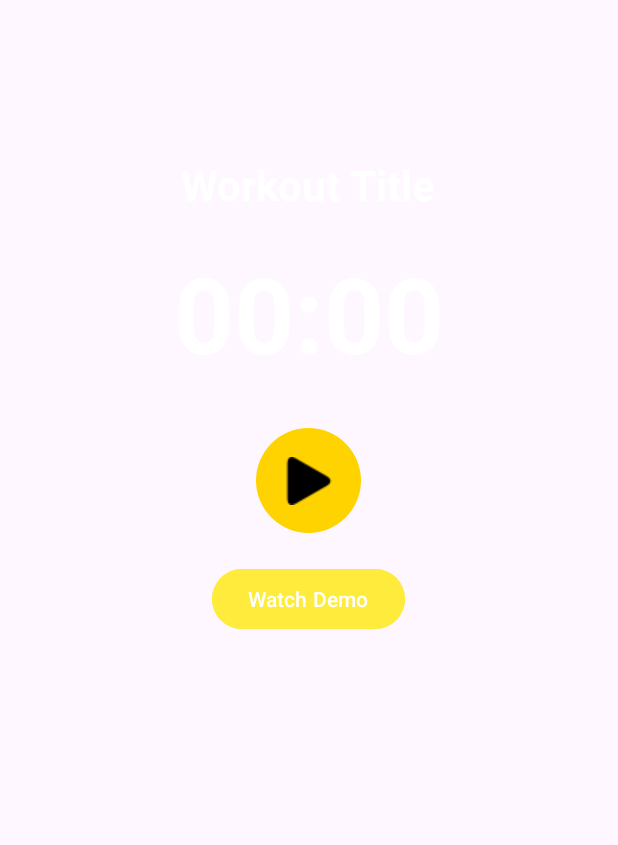
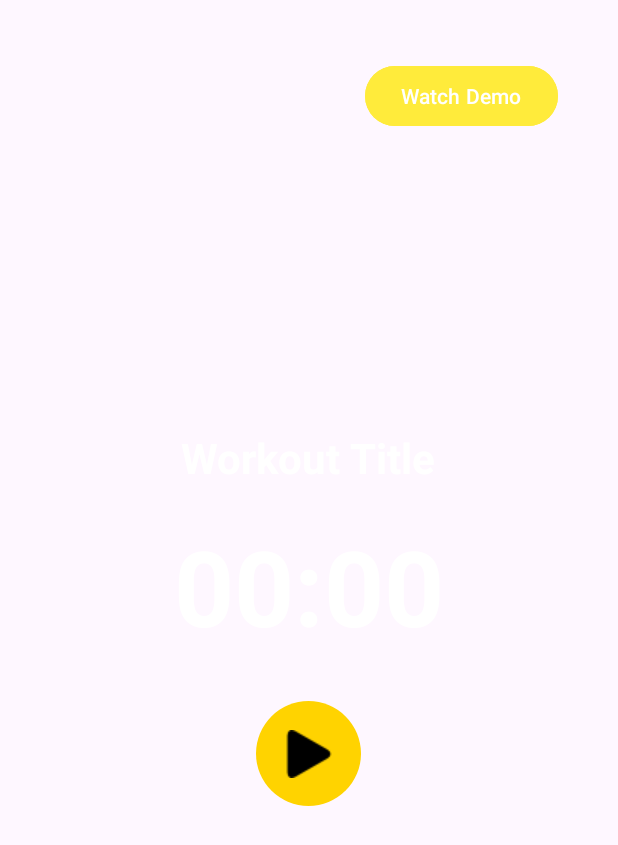
Before and after one commit to gimnakatugampala/MaxfitvipgymAndroidApp, an Android app: the layout activity_workout.xml on its own in the app's theme, with its tools: preview values and no code run, on a phone screen of 412 x 824 dp. Shown: the top 845 px of the screen. Run offline under Robolectric (Android 15) with nearby library versions, the phone set to English and light mode, and no system bars; plain views replace YouTubePlayerView.

Commit message:
workout screen button

```diff
--- a/app/src/main/res/layout/activity_workout.xml
+++ b/app/src/main/res/layout/activity_workout.xml
@@ -10,23 +10,26 @@
         android:layout_height="match_parent"
         android:scaleType="centerCrop" />
 
-    <!-- Scrollable Workout Content -->
     <ScrollView
         android:id="@+id/scrollContainer"
         android:layout_width="match_parent"
         android:layout_height="match_parent"
-        android:layout_centerInParent="true"
         android:fillViewport="true"
-        android:paddingTop="60dp"
-        android:paddingBottom="160dp">
+        android:background="@android:color/transparent">
+
+    <!-- Centered Workout Content -->
+    <RelativeLayout
+        android:layout_width="match_parent"
+        android:layout_height="match_parent"
+        android:padding="24dp">
 
         <LinearLayout
             android:id="@+id/centerBlock"
-            android:layout_width="match_parent"
+            android:layout_width="wrap_content"
             android:layout_height="wrap_content"
             android:orientation="vertical"
             android:gravity="center_horizontal"
-            android:padding="24dp">
+            android:layout_centerInParent="true">
 
             <!-- Workout Title -->
             <TextView
@@ -37,7 +40,6 @@
                 android:textColor="#FFFFFF"
                 android:textSize="28sp"
                 android:textStyle="bold"
-                android:layout_marginTop="20dp"
                 android:gravity="center" />
 
             <!-- Timer -->
@@ -62,18 +64,20 @@
                 android:scaleType="centerInside"
                 android:contentDescription="Play/Pause"
                 android:padding="15dp" />
+        </LinearLayout>
 
-            <!-- Optional: Button to Show YouTube -->
+        <!-- Watch Demo Button - Top Right Corner -->
         <Button
             android:id="@+id/showVideoButton"
             android:layout_width="wrap_content"
             android:layout_height="wrap_content"
             android:text="Watch Demo"
-                android:layout_marginTop="20dp"
+            android:layout_alignParentTop="true"
+            android:layout_alignParentEnd="true"
+            android:layout_margin="16dp"
             android:backgroundTint="#FFEB3B" />
-        </LinearLayout>
+    </RelativeLayout>
     </ScrollView>
-
     <!-- Set Info -->
     <TextView
         android:id="@+id/setInfoText"
@@ -88,7 +92,7 @@
         android:text="Set Info"
         android:visibility="gone" />
 
-    <!-- YouTube Video Modal (Full-Screen Overlay) -->
+    <!-- YouTube Modal (Full-Screen Overlay) -->
     <FrameLayout
         android:id="@+id/youtubeModal"
         android:layout_width="match_parent"
--- a/app/src/main/res/layout/item_youtube_video.xml
+++ b/app/src/main/res/layout/item_youtube_video.xml
@@ -2,7 +2,8 @@
 <LinearLayout xmlns:android="http://schemas.android.com/apk/res/android"
     android:layout_width="match_parent"
     android:layout_height="match_parent"
-    android:orientation="vertical">
+    android:orientation="vertical"
+    android:gravity="center"> <!-- Center all content inside LinearLayout -->
 
     <com.pierfrancescosoffritti.androidyoutubeplayer.core.player.views.YouTubePlayerView
         android:id="@+id/youtubePlayerView"
```
Also changed, not shown: app/src/main/java/com/example/maxfitvipgymapp/Activity/WorkoutActivity.java (+0 -33 lines). Lines whose indentation alone changed are shown as unchanged.
